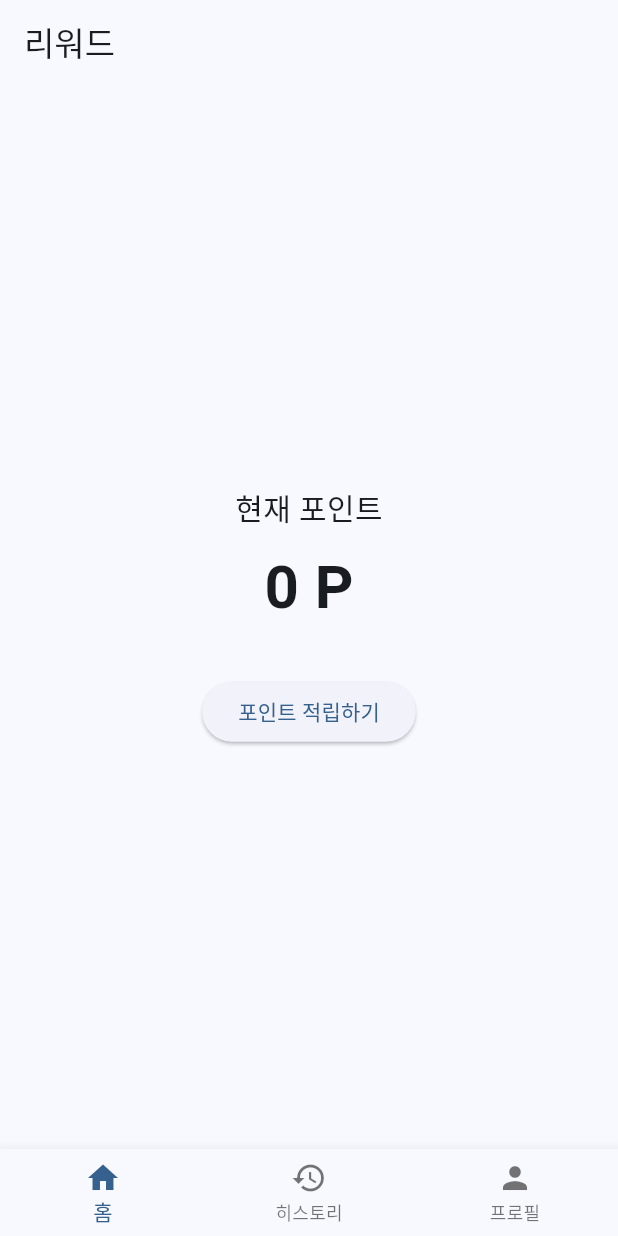
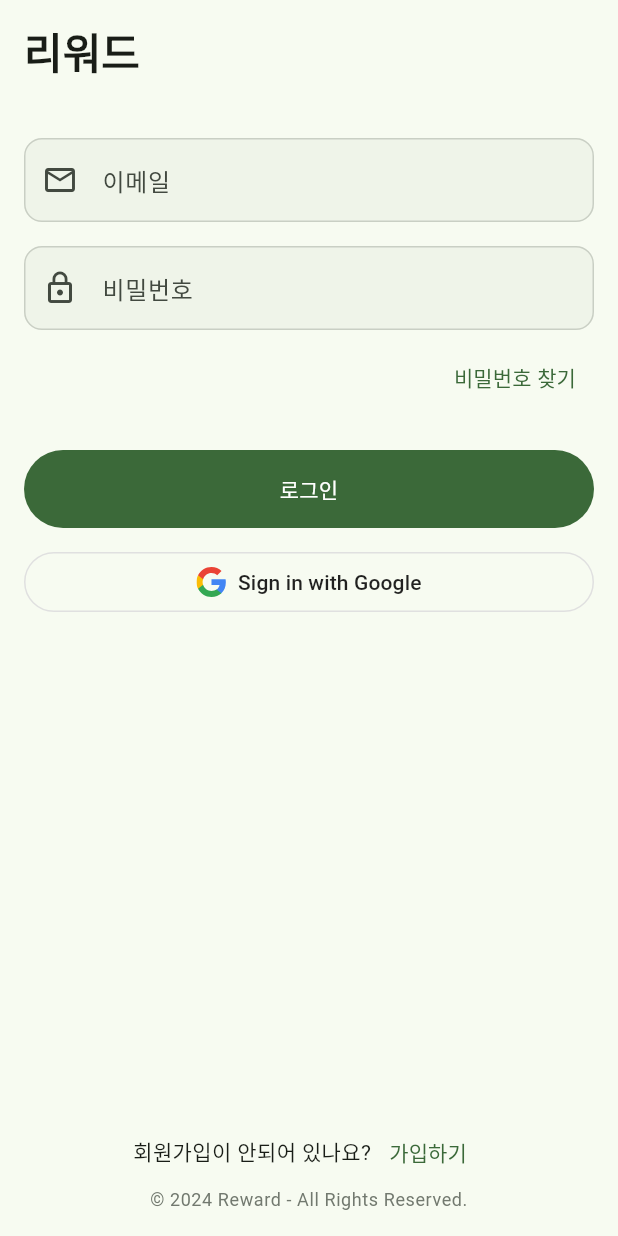
Before and after one commit to tripleyoung/reward-app, a Flutter app: the screen it shows after launch, on a phone screen of 412 x 824 dp. Run offline on Flutter 3.47's test engine with Material 3 defaults, Android fonts, the phone set to English and light mode, and no system bars; our stand-ins replace flutter_svg.

Commit message:
feat: 로그인 페이지 만듬

```diff
--- a/lib/main.dart
+++ b/lib/main.dart
@@ -1,4 +1,6 @@
 import 'package:flutter/material.dart';
+import 'dart:convert';
+import 'package:flutter_svg/flutter_svg.dart';
 
 void main() {
   runApp(const MyApp());
@@ -12,125 +14,315 @@ class MyApp extends StatelessWidget {
     return MaterialApp(
       title: 'Reward App',
       theme: ThemeData(
-        colorScheme: ColorScheme.fromSeed(seedColor: Colors.blue),
+        colorScheme: ColorScheme.fromSeed(seedColor: Colors.green),
         useMaterial3: true,
       ),
-      home: const RewardHomePage(),
+      home: const LoginPage(),
     );
   }
 }
 
-class RewardHomePage extends StatefulWidget {
-  const RewardHomePage({super.key});
+class LoginPage extends StatefulWidget {
+  const LoginPage({super.key});
 
   @override
-  State<RewardHomePage> createState() => _RewardHomePageState();
+  State<LoginPage> createState() => _LoginPageState();
 }
 
-class _RewardHomePageState extends State<RewardHomePage> {
-  int _selectedIndex = 0;
+class _LoginPageState extends State<LoginPage> {
+  final _emailController = TextEditingController();
+  final _passwordController = TextEditingController();
+  String? _error;
 
-  final List<Widget> _pages = [
-    const RewardMainPage(),
-    const HistoryPage(),
-    const ProfilePage(),
-  ];
+  void _handleLogin() async {
+    setState(() {
+      _error = null;
+    });
 
-  void _onItemTapped(int index) {
-    setState(() {
-      _selectedIndex = index;
-    });
+    try {
+      // TODO: API 로그인 구현
+      // final response = await apiClient.post("/auth/login", {
+      //   "userId": _emailController.text,
+      //   "userPassword": _passwordController.text,
+      // });
+
+      // 성공시 홈 페이지로 이동
+      if (mounted) {
+        Navigator.pushReplacement(
+          context,
+          MaterialPageRoute(builder: (context) => const RewardHomePage()),
+        );
+      }
+    } catch (e) {
+      setState(() {
+        _error = "로그인에 실패했습니다.";
+      });
+    }
   }
 
-  @override
-  Widget build(BuildContext context) {
-    return Scaffold(
-      body: _pages[_selectedIndex],
-      bottomNavigationBar: BottomNavigationBar(
-        items: const <BottomNavigationBarItem>[
-          BottomNavigationBarItem(
-            icon: Icon(Icons.home),
-            label: '홈',
-          ),
-          BottomNavigationBarItem(
-            icon: Icon(Icons.history),
-            label: '히스토리',
-          ),
-          BottomNavigationBarItem(
-            icon: Icon(Icons.person),
-            label: '프로필',
+  Widget _buildLoginForm() {
+    return Column(
+      crossAxisAlignment: CrossAxisAlignment.stretch,
+      children: [
+        Text(
+          "리워드",
+          style: Theme.of(context).textTheme.headlineMedium?.copyWith(
+                fontWeight: FontWeight.bold,
+              ),
+        ),
+        const SizedBox(height: 40),
+        FilledTextField(
+          controller: _emailController,
+          label: '이메일',
+          keyboardType: TextInputType.emailAddress,
+          prefixIcon: const Icon(Icons.email_outlined),
+        ),
+        const SizedBox(height: 16),
+        FilledTextField(
+          controller: _passwordController,
+          label: '비밀번호',
+          obscureText: true,
+          prefixIcon: const Icon(Icons.lock_outline),
+        ),
+        if (_error != null) ...[
+          const SizedBox(height: 8),
+          Text(
+            _error!,
+            style: Theme.of(context).textTheme.bodyMedium?.copyWith(
+                  color: Theme.of(context).colorScheme.error,
+                ),
           ),
         ],
-        currentIndex: _selectedIndex,
-        onTap: _onItemTapped,
-      ),
+        const SizedBox(height: 8),
+        Align(
+          alignment: Alignment.centerRight,
+          child: TextButton(
+            onPressed: () {},
+            child: Text(
+              '비밀번호 찾기',
+              style: TextStyle(color: Theme.of(context).colorScheme.primary),
+            ),
+          ),
+        ),
+        const SizedBox(height: 24),
+        FilledButton(
+          onPressed: _handleLogin,
+          style: FilledButton.styleFrom(
+            padding: const EdgeInsets.symmetric(vertical: 16),
+          ),
+          child: const Text('로그인'),
+        ),
+        const SizedBox(height: 16),
+        Container(
+          width: double.infinity,
+          height: 40,
+          decoration: BoxDecoration(
+            border: Border.all(color: Colors.grey.shade300),
+            borderRadius: BorderRadius.circular(20),
+          ),
+          child: TextButton(
+            onPressed: () {},
+            style: TextButton.styleFrom(
+              shape: RoundedRectangleBorder(
+                borderRadius: BorderRadius.circular(20),
+              ),
+            ),
+            child: Row(
+              mainAxisAlignment: MainAxisAlignment.center,
+              children: [
+                SvgPicture.asset(
+                  'assets/images/google.svg',
+                  height: 20,
+                ),
+                const SizedBox(width: 8),
+                const Text(
+                  'Sign in with Google',
+                  style: TextStyle(
+                    color: Colors.black87,
+                    fontSize: 14,
+                    fontWeight: FontWeight.w500,
+                  ),
+                ),
+              ],
+            ),
+          ),
+        ),
+        const Spacer(),
+        Row(
+          mainAxisAlignment: MainAxisAlignment.center,
+          children: [
+            Text(
+              '회원가입이 안되어 있나요?',
+              style: Theme.of(context).textTheme.bodyMedium,
+            ),
+            TextButton(
+              onPressed: () {},
+              child: Text(
+                '가입하기',
+                style: TextStyle(color: Theme.of(context).colorScheme.primary),
+              ),
+            ),
+          ],
+        ),
+        Text(
+          '© 2024 Reward - All Rights Reserved.',
+          textAlign: TextAlign.center,
+          style: Theme.of(context).textTheme.bodySmall?.copyWith(
+                color: Theme.of(context).colorScheme.outline,
+              ),
+        ),
+      ],
     );
   }
-}
 
-class RewardMainPage extends StatelessWidget {
-  const RewardMainPage({super.key});
-
-  @override
-  Widget build(BuildContext context) {
-    return Scaffold(
-      appBar: AppBar(
-        title: const Text('리워드'),
-      ),
-      body: Center(
+  Widget _buildSideMenu() {
+    return Container(
+      padding: const EdgeInsets.all(24),
+      color: Theme.of(context).colorScheme.primaryContainer,
+      child: SizedBox(
+        height: MediaQuery.of(context).size.height,
         child: Column(
-          mainAxisAlignment: MainAxisAlignment.center,
+          crossAxisAlignment: CrossAxisAlignment.start,
           children: [
-            const Text(
-              '현재 포인트',
-              style: TextStyle(fontSize: 20),
-            ),
-            const SizedBox(height: 10),
-            const Text(
-              '0 P',
-              style: TextStyle(fontSize: 40, fontWeight: FontWeight.bold),
-            ),
-            const SizedBox(height: 30),
-            ElevatedButton(
-              onPressed: () {
-                // 포인트 적립 로직 구현
-              },
-              child: const Text('포인트 적립하기'),
+            const SizedBox(height: 32),
+            FilledButton.icon(
+              onPressed: () {},
+              icon: Icon(
+                Icons.people,
+                color: Theme.of(context).colorScheme.onPrimaryContainer,
+              ),
+              label: Text(
+                '영업자 로그인',
+                style: TextStyle(
+                  color: Theme.of(context).colorScheme.onPrimaryContainer,
+                ),
+              ),
+              style: FilledButton.styleFrom(
+                backgroundColor: Theme.of(context).colorScheme.surface,
+                padding: const EdgeInsets.symmetric(
+                  horizontal: 16,
+                  vertical: 12,
+                ),
+              ),
             ),
           ],
         ),
       ),
     );
   }
-}
-
-class HistoryPage extends StatelessWidget {
-  const HistoryPage({super.key});
 
   @override
   Widget build(BuildContext context) {
-    return Scaffold(
-      appBar: AppBar(
-        title: const Text('포인트 히스토리'),
-      ),
-      body: const Center(
-        child: Text('포인트 적립/사용 내역이 표시됩니다.'),
+    // 화면 너비에 따라 레이아웃 변경
+    final isWebLayout = MediaQuery.of(context).size.width > 768;
+
+    if (isWebLayout) {
+      return Scaffold(
+        body: Row(
+          children: [
+            // 왼쪽 영역 (웹에서만 표시)
+            Expanded(
+              flex: 2,
+              child: Container(
+                color: Colors.green.shade600,
+                child: _buildSideMenu(),
+              ),
+            ),
+            // 오른쪽 로그인 폼
+            Expanded(
+              flex: 1,
+              child: Container(
+                color: Colors.white,
+                padding: const EdgeInsets.all(32),
+                child: Center(
+                  child: ConstrainedBox(
+                    constraints: const BoxConstraints(maxWidth: 400),
+                    child: _buildLoginForm(),
+                  ),
+                ),
+              ),
+            ),
+          ],
+        ),
+      );
+    } else {
+      // 모바일 레이아웃
+      return Scaffold(
+        body: SafeArea(
+          child: Padding(
+            padding: const EdgeInsets.all(16.0),
+            child: _buildLoginForm(),
+          ),
+        ),
+      );
+    }
+  }
+
+  @override
+  void dispose() {
+    _emailController.dispose();
+    _passwordController.dispose();
+    super.dispose();
+  }
+}
+
+class RewardHomePage extends StatelessWidget {
+  const RewardHomePage({super.key});
+
+  @override
+  Widget build(BuildContext context) {
+    return const Scaffold(
+      body: Center(
+        child: Text('홈 페이지'),
       ),
     );
   }
 }
 
-class ProfilePage extends StatelessWidget {
-  const ProfilePage({super.key});
+class FilledTextField extends StatelessWidget {
+  final TextEditingController controller;
+  final String label;
+  final bool obscureText;
+  final TextInputType? keyboardType;
+  final Widget? prefixIcon;
+
+  const FilledTextField({
+    super.key,
+    required this.controller,
+    required this.label,
+    this.obscureText = false,
+    this.keyboardType,
+    this.prefixIcon,
+  });
 
   @override
   Widget build(BuildContext context) {
-    return Scaffold(
-      appBar: AppBar(
-        title: const Text('프로필'),
-      ),
-      body: const Center(
-        child: Text('사용자 프로필 정보가 표시됩니다.'),
+    return TextField(
+      controller: controller,
+      obscureText: obscureText,
+      keyboardType: keyboardType,
+      decoration: InputDecoration(
+        labelText: label,
+        prefixIcon: prefixIcon,
+        filled: true,
+        fillColor: Theme.of(context).colorScheme.surfaceVariant.withOpacity(0.3),
+        border: OutlineInputBorder(
+          borderRadius: BorderRadius.circular(12),
+          borderSide: BorderSide.none,
+        ),
+        enabledBorder: OutlineInputBorder(
+          borderRadius: BorderRadius.circular(12),
+          borderSide: BorderSide(
+            color: Theme.of(context).colorScheme.outline.withOpacity(0.3),
+          ),
+        ),
+        focusedBorder: OutlineInputBorder(
+          borderRadius: BorderRadius.circular(12),
+          borderSide: BorderSide(
+            color: Theme.of(context).colorScheme.primary,
+            width: 2,
+          ),
+        ),
       ),
     );
   }
--- a/pubspec.yaml
+++ b/pubspec.yaml
@@ -30,6 +30,7 @@ environment:
 dependencies:
   flutter:
     sdk: flutter
+  flutter_svg: ^2.0.10
 
 
   # The following adds the Cupertino Icons font to your application.
@@ -57,6 +58,8 @@ flutter:
   # included with your application, so that you can use the icons in
   # the material Icons class.
   uses-material-design: true
+  assets:
+    - assets/images/google.svg
 
   # To add assets to your application, add an assets section, like this:
   # assets:
```
Also changed, not shown: assets/images/google.svg (added), assets/images/web_light_rd_SI@4x.png (added), assets/images/web_neutral_rd_na@4x.png (added), pubspec.lock, 1 other file.
